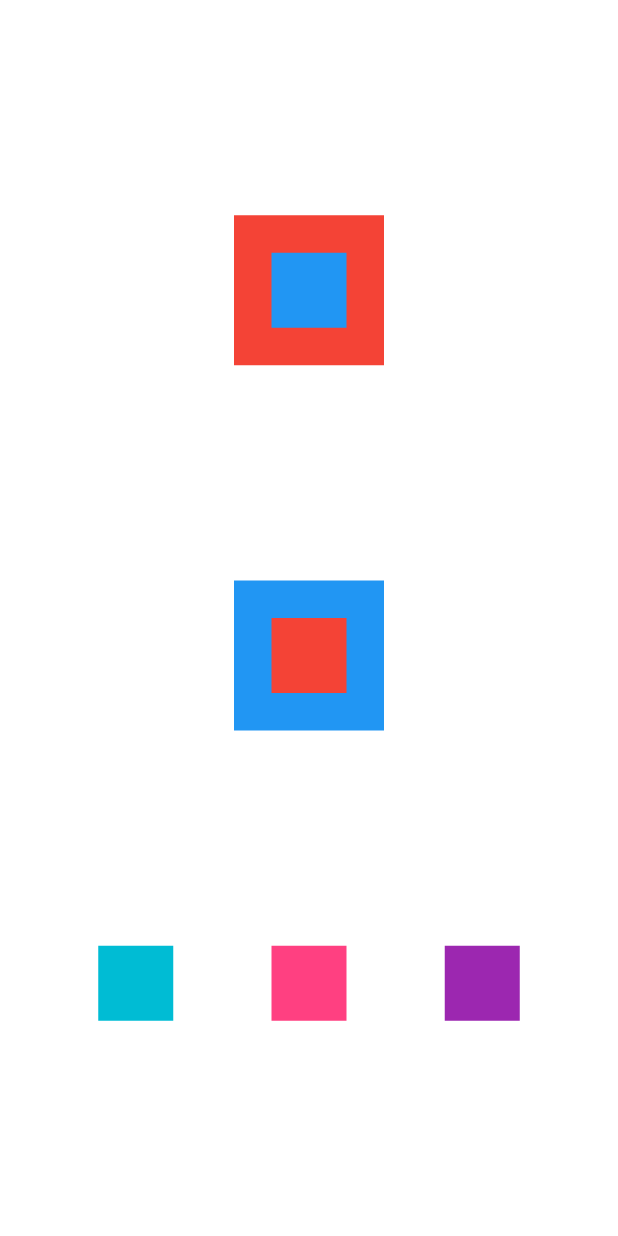
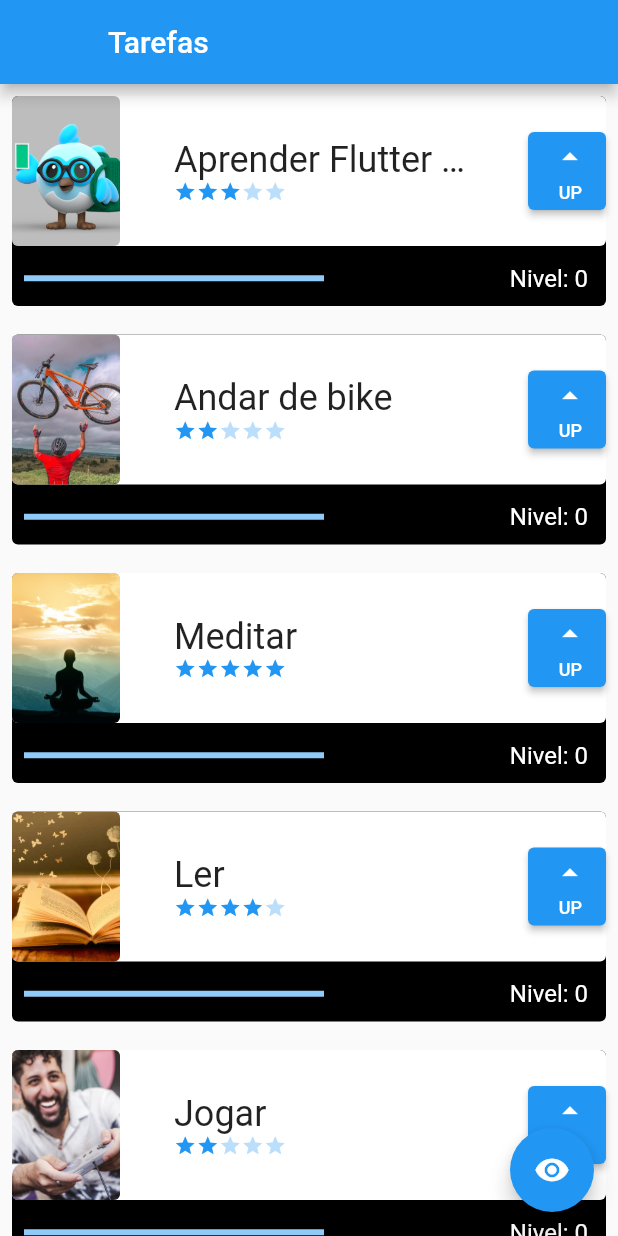
Before and after one commit to jesseazevedo/flutter_fundamentals, a Flutter app: the screen it shows after launch, on a phone screen of 412 x 824 dp. Run offline on Flutter 3.47's test engine with Material 2 defaults, Android fonts, the phone set to English and light mode, and no system bars.

Commit message:
Meu primeiro projeto dart

```diff
--- /dev/null
+++ b/lib/components/difficulty.dart
@@ -0,0 +1,40 @@
+import 'package:flutter/material.dart';
+
+class Difficulty extends StatelessWidget {
+  final int dificultyLevel;
+  const Difficulty({
+    required this.dificultyLevel,
+    super.key,
+  });
+
+  @override
+  Widget build(BuildContext context) {
+    return Row(children: [
+      Icon(
+        Icons.star,
+        size: 15,
+        color: (dificultyLevel >= 1) ? Colors.blue : Colors.blue[100],
+      ),
+      Icon(
+        Icons.star,
+        size: 15,
+        color: (dificultyLevel >= 2) ? Colors.blue : Colors.blue[100],
+      ),
+      Icon(
+        Icons.star,
+        size: 15,
+        color: (dificultyLevel >= 3) ? Colors.blue : Colors.blue[100],
+      ),
+      Icon(
+        Icons.star,
+        size: 15,
+        color: (dificultyLevel >= 4) ? Colors.blue : Colors.blue[100],
+      ),
+      Icon(
+        Icons.star,
+        size: 15,
+        color: (dificultyLevel == 5) ? Colors.blue : Colors.blue[100],
+      ),
+    ]);
+  }
+}
--- /dev/null
+++ b/lib/components/task.dart
@@ -0,0 +1,151 @@
+import 'package:flutter/material.dart';
+
+import 'difficulty.dart';
+
+class Task extends StatefulWidget {
+  final String nome;
+  final String foto;
+  final int dificuldade;
+  Color? color;
+
+  Task(this.nome, this.foto, this.dificuldade, {Key? key, this.color})
+      : super(key: key);
+
+  @override
+  State<Task> createState() => _TaskState();
+
+  colorChange (double nvl) {
+    if (nvl <= 0.2) {
+      color = Colors.black;
+    } else if (nvl <= 0.4) {
+      color = Colors.redAccent;
+    } else if (nvl <= 0.6) {
+      color = Colors.orange;
+    } else if (nvl <= 0.8) {
+      color = Colors.cyan;
+    } else if (nvl < 1) {
+      color = Colors.blue;
+    } else {
+      color = Colors.green;
+    }
+  }
+}
+
+class _TaskState extends State<Task> {
+  int nivel = 0;
+
+  @override
+  Widget build(BuildContext context) {
+    return Padding(
+      padding: const EdgeInsets.all(8.0),
+      child: Stack(
+        children: [
+          Container(
+            decoration: BoxDecoration(
+              borderRadius: BorderRadius.circular(4),
+              color: widget.color,
+            ),
+            height: 140,
+          ),
+          Column(
+            children: [
+              Container(
+                  decoration: BoxDecoration(
+                    borderRadius: BorderRadius.circular(4),
+                    color: Colors.white,
+                  ),
+                  height: 100,
+                  child: Row(
+                    mainAxisAlignment: MainAxisAlignment.spaceBetween,
+                    children: [
+                      Container(
+                        decoration: BoxDecoration(
+                          borderRadius: BorderRadius.circular(4),
+                          color: Colors.black26,
+                        ),
+                        width: 72,
+                        height: 100,
+                        child: ClipRRect(
+                          borderRadius: BorderRadius.circular(4),
+                          child: Image.asset(
+                            widget.foto,
+                            fit: BoxFit.cover,
+                          ),
+                        ),
+                      ),
+                      Column(
+                        mainAxisAlignment: MainAxisAlignment.center,
+                        crossAxisAlignment: CrossAxisAlignment.start,
+                        children: [
+                          SizedBox(
+                              width: 200,
+                              child: Text(
+                                widget.nome,
+                                style: const TextStyle(
+                                    fontSize: 24,
+                                    overflow: TextOverflow.ellipsis),
+                              )),
+                          Difficulty(dificultyLevel: widget.dificuldade)
+                        ],
+                      ),
+                      SizedBox(
+                        height: 52,
+                        width: 52,
+                        child: ElevatedButton(
+                            onPressed: () {
+                              setState(() {
+                                nivel++;
+                                widget.colorChange((widget.dificuldade > 0)
+                                    ? (nivel / widget.dificuldade) / 10
+                                    : 1);
+                              });
+                              // print(nivel);
+                            },
+                            child: Column(
+                              mainAxisAlignment: MainAxisAlignment.spaceEvenly,
+                              crossAxisAlignment: CrossAxisAlignment.end,
+                              children: const [
+                                Icon(Icons.arrow_drop_up),
+                                Text(
+                                  'UP',
+                                  style: (TextStyle(fontSize: 12)),
+                                ),
+                              ],
+                            )),
+                      ),
+                    ],
+                  )),
+              Row(
+                mainAxisAlignment: MainAxisAlignment.spaceBetween,
+                children: [
+                  Padding(
+                    padding: const EdgeInsets.all(8),
+                    child: SizedBox(
+                      width: 200,
+                      child: LinearProgressIndicator(
+                        color: Colors.white,
+                        value: (widget.dificuldade > 0)
+                            ? (nivel / widget.dificuldade) / 10
+                            : 1,
+                      ),
+                    ),
+                  ),
+                  Padding(
+                    padding: const EdgeInsets.all(12.0),
+                    child: Text(
+                      'Nivel: $nivel',
+                      style: const TextStyle(
+                        color: Colors.white,
+                        fontSize: 16,
+                      ),
+                    ),
+                  ),
+                ],
+              ),
+            ],
+          )
+        ],
+      ),
+    );
+  }
+}
--- a/lib/main.dart
+++ b/lib/main.dart
@@ -1,13 +1,14 @@
 import 'package:flutter/material.dart';
+
+import 'screens/initial_screen.dart';
 
 void main() {
   runApp(const MyApp());
 }
 
 class MyApp extends StatelessWidget {
-  const MyApp({super.key});
+  const MyApp({Key? key}) : super(key: key);
 
-  // This widget is the root of your application.
   @override
   Widget build(BuildContext context) {
     return MaterialApp(
@@ -24,35 +25,6 @@ class MyApp extends StatelessWidget {
           // is not restarted.
           primarySwatch: Colors.blue,
         ),
-        home: Column(
-          mainAxisAlignment: MainAxisAlignment.spaceEvenly,
-          crossAxisAlignment: CrossAxisAlignment.center,
-          children: [
-            Stack(
-              alignment: AlignmentDirectional.center,
-              children: [
-                Container(color: Colors.red, width: 100, height: 100,),
-                Container(color: Colors.blue, width: 50, height: 50,),
-              ],
-            ),
-            Stack(
-              alignment: AlignmentDirectional.center,
-              children: [
-                Container(color: Colors.blue, width: 100, height: 100,),
-                Container(color: Colors.red, width: 50, height: 50,),
-              ],
-            ),
-            Row(
-              mainAxisAlignment: MainAxisAlignment.spaceEvenly,
-              crossAxisAlignment: CrossAxisAlignment.center,
-              children: [
-                Container(color: Colors.cyan, height: 50, width: 50,),
-                Container(color: Colors.pinkAccent, height: 50, width: 50,),
-                Container(color: Colors.purple, height: 50, width: 50,),
-              ],
-            )
-          ],
-        )
-      );
-    }
+        home: const InitialScreen());
   }
+}
--- /dev/null
+++ b/lib/screens/initial_screen.dart
@@ -0,0 +1,61 @@
+import 'package:flutter/material.dart';
+
+import '../components/task.dart';
+
+class InitialScreen extends StatefulWidget {
+  const InitialScreen({Key? key}) : super(key: key);
+
+  @override
+  State<InitialScreen> createState() => _InitialScreenState();
+}
+
+class _InitialScreenState extends State<InitialScreen> {
+  bool opacidade = true;
+
+  @override
+  Widget build(BuildContext context) {
+    return Scaffold(
+      appBar: AppBar(
+        leading: Container(),
+        title: const Text('Tarefas'),
+      ),
+      body: AnimatedOpacity(
+        opacity: (opacidade == true) ? 1 : 0,
+        duration: const Duration(milliseconds: 800),
+        child: ListView(
+          children: [
+            Task(
+                'Aprender Flutter no café da manhã comendo sucrilhos',
+                'assets/images/dash.png',
+                3, color: Colors.black),
+            Task(
+                'Andar de bike',
+                'assets/images/bike.webp',
+                2, color: Colors.black),
+            Task(
+                'Meditar',
+                'assets/images/meditar.jpeg',
+                5, color: Colors.black),
+            Task(
+                'Ler',
+                'assets/images/livro.jpg',
+                4, color: Colors.black),
+            Task(
+                'Jogar',
+                'assets/images/jogar.jpg',
+                2, color: Colors.black),
+            SizedBox(height: 80,)
+          ],
+        ),
+      ),
+      floatingActionButton: FloatingActionButton(
+        onPressed: () {
+          setState(() {
+            opacidade = !opacidade;
+          });
+        },
+        child: const Icon(Icons.remove_red_eye),
+      ),
+    );
+  }
+}
--- a/pubspec.yaml
+++ b/pubspec.yaml
@@ -63,6 +63,8 @@ flutter:
   # assets:
   #   - images/a_dot_burr.jpeg
   #   - images/a_dot_ham.jpeg
+  assets:
+    - assets/images/
 
   # An image asset can refer to one or more resolution-specific "variants", see
   # https://flutter.dev/assets-and-images/#resolution-aware
```
Also changed, not shown: lib/screens/minha_primeira_tela.dart (added, +84 -0 lines), assets/images/bike.webp (added), assets/images/dash.png (added), assets/images/jogar.jpg (added), assets/images/livro.jpg (added), assets/images/meditar.jpeg (added), pubspec.lock.
